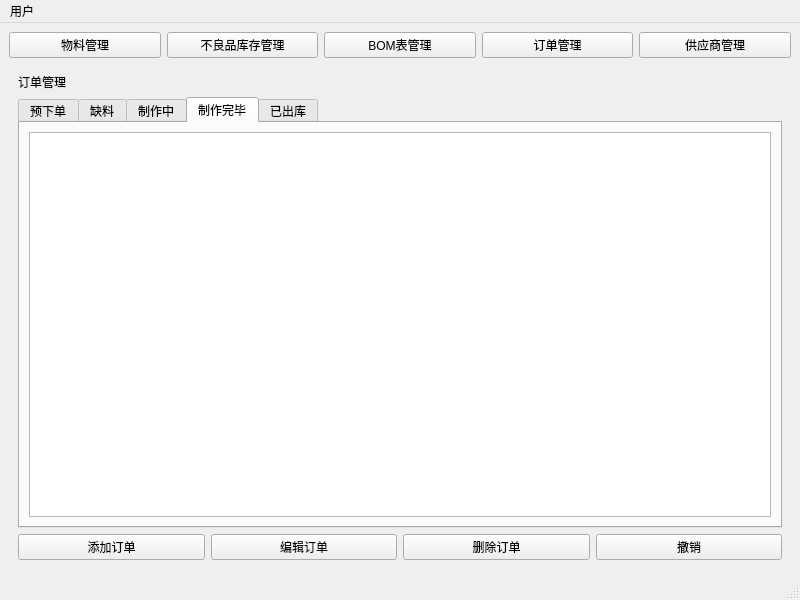
YCX81/ERP, file mainwindow.ui: the form before one commit.
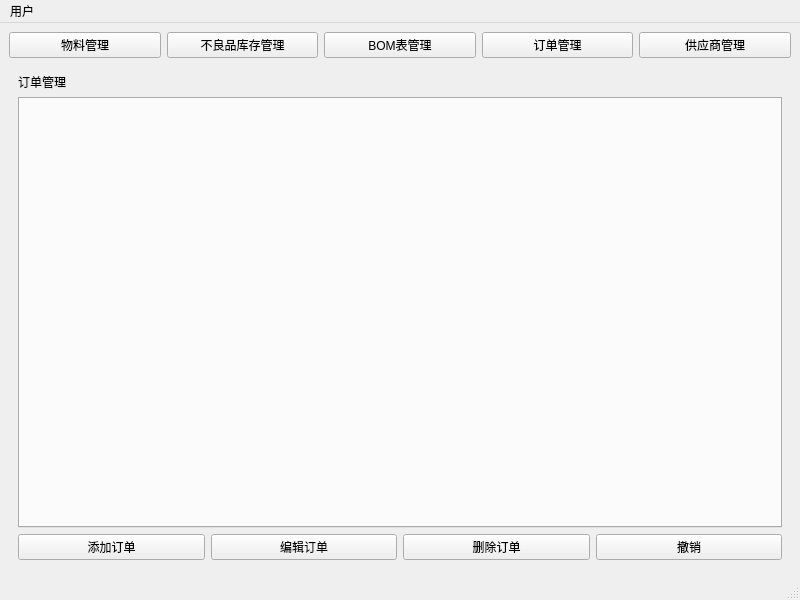
The form after the commit. The open tabs and pages were chosen to show the change.

```diff
--- a/mainwindow.ui
+++ b/mainwindow.ui
@@ -287,56 +287,6 @@
           <property name="currentIndex">
            <number>3</number>
           </property>
-          <widget class="QWidget" name="preOrderTab">
-           <attribute name="title">
-            <string>预下单</string>
-           </attribute>
-           <layout class="QVBoxLayout" name="preOrderLayout">
-            <item>
-             <widget class="QTableView" name="preOrderTableView"/>
-            </item>
-           </layout>
-          </widget>
-          <widget class="QWidget" name="shortageTab">
-           <attribute name="title">
-            <string>缺料</string>
-           </attribute>
-           <layout class="QVBoxLayout" name="shortageLayout">
-            <item>
-             <widget class="QTableView" name="shortageTableView"/>
-            </item>
-           </layout>
-          </widget>
-          <widget class="QWidget" name="inProductionTab">
-           <attribute name="title">
-            <string>制作中</string>
-           </attribute>
-           <layout class="QVBoxLayout" name="inProductionLayout">
-            <item>
-             <widget class="QTableView" name="inProductionTableView"/>
-            </item>
-           </layout>
-          </widget>
-          <widget class="QWidget" name="completedTab">
-           <attribute name="title">
-            <string>制作完毕</string>
-           </attribute>
-           <layout class="QVBoxLayout" name="completedLayout">
-            <item>
-             <widget class="QTableView" name="completedTableView"/>
-            </item>
-           </layout>
-          </widget>
-          <widget class="QWidget" name="shippedTab">
-           <attribute name="title">
-            <string>已出库</string>
-           </attribute>
-           <layout class="QVBoxLayout" name="shippedLayout">
-            <item>
-             <widget class="QTableView" name="shippedTableView"/>
-            </item>
-           </layout>
-          </widget>
          </widget>
         </item>
         <item>
```
Left out of the diff: 18 changed lines with no effect on the pictures.
